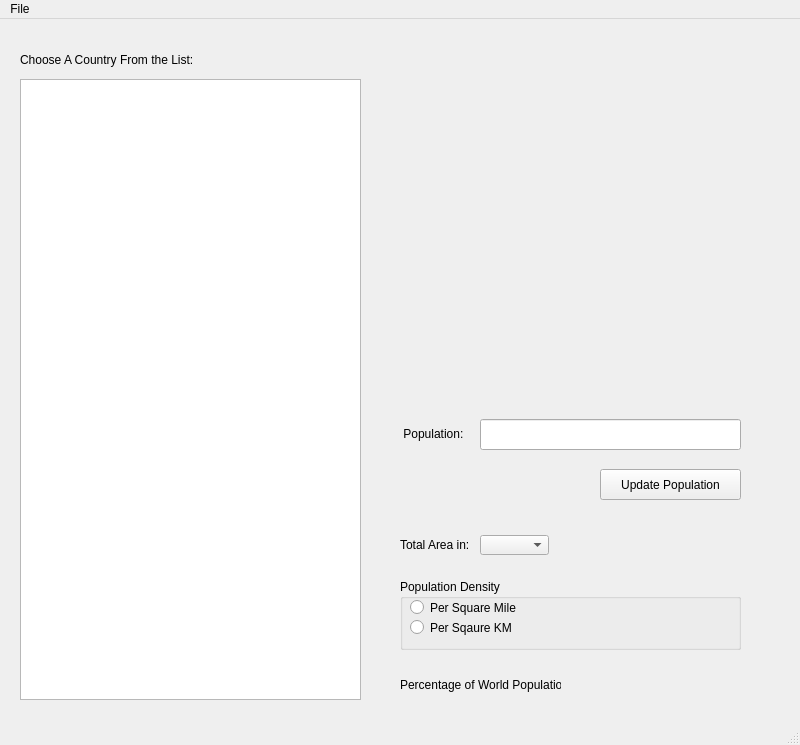
Qt form Assignments/Final_Project_Ethan_Matthews/Final_Project.ui (Ethan-Matthews/Python-Projects) before a commit.
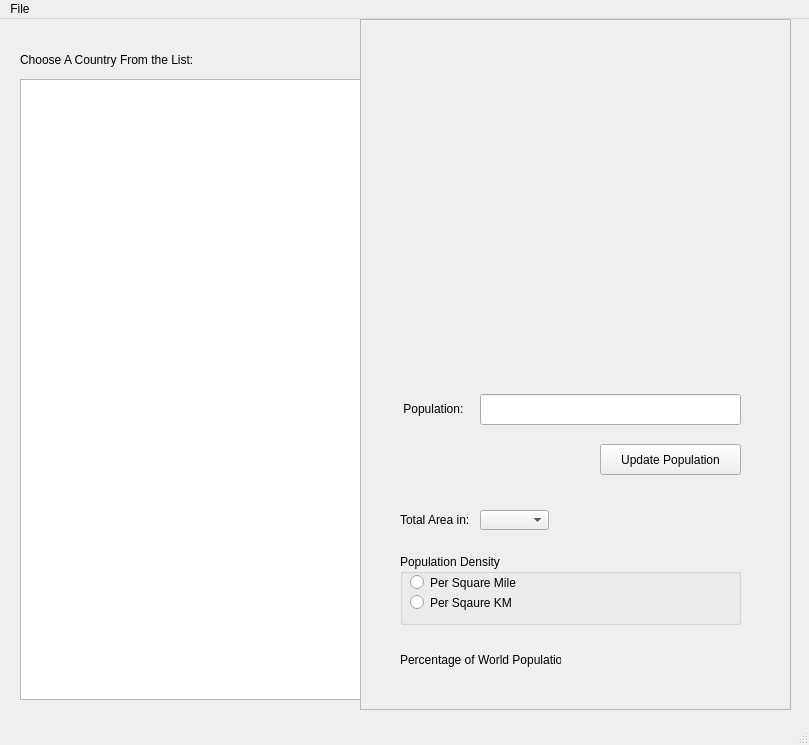
The same form after that commit.

```diff
--- a/Assignments/Final_Project_Ethan_Matthews/Final_Project.ui
+++ b/Assignments/Final_Project_Ethan_Matthews/Final_Project.ui
@@ -6,7 +6,7 @@
    <rect>
     <x>0</x>
     <y>0</y>
-    <width>800</width>
+    <width>809</width>
     <height>745</height>
    </rect>
   </property>
@@ -14,30 +14,6 @@
    <string>MainWindow</string>
   </property>
   <widget class="QWidget" name="centralwidget">
-   <widget class="QLineEdit" name="lineEditPopulation">
-    <property name="geometry">
-     <rect>
-      <x>480</x>
-      <y>400</y>
-      <width>261</width>
-      <height>31</height>
-     </rect>
-    </property>
-    <property name="styleSheet">
-     <string notr="true">border-color: rgb(255, 255, 255);
-</string>
-    </property>
-   </widget>
-   <widget class="QComboBox" name="comboBoxMilesToKM">
-    <property name="geometry">
-     <rect>
-      <x>480</x>
-      <y>516</y>
-      <width>69</width>
-      <height>20</height>
-     </rect>
-    </property>
-   </widget>
    <widget class="QLabel" name="labelCountryListTitle">
     <property name="geometry">
      <rect>
@@ -51,24 +27,95 @@
      <string>Choose A Country From the List:</string>
     </property>
    </widget>
-   <widget class="QLabel" name="labelVarTotalAreaIn">
+   <widget class="QScrollBar" name="verticalScrollBarCountryLists">
     <property name="geometry">
      <rect>
-      <x>610</x>
-      <y>510</y>
-      <width>111</width>
+      <x>340</x>
+      <y>60</y>
+      <width>21</width>
+      <height>621</height>
+     </rect>
+    </property>
+    <property name="orientation">
+     <enum>Qt::Vertical</enum>
+    </property>
+   </widget>
+   <widget class="QListWidget" name="listWidgetCountry">
+    <property name="geometry">
+     <rect>
+      <x>20</x>
+      <y>60</y>
+      <width>341</width>
+      <height>621</height>
+     </rect>
+    </property>
+   </widget>
+   <widget class="QFrame" name="frame_hider">
+    <property name="geometry">
+     <rect>
+      <x>360</x>
+      <y>0</y>
+      <width>431</width>
+      <height>691</height>
+     </rect>
+    </property>
+    <property name="frameShape">
+     <enum>QFrame::StyledPanel</enum>
+    </property>
+    <property name="frameShadow">
+     <enum>QFrame::Raised</enum>
+    </property>
+    <widget class="QLabel" name="labelPercentPop">
+     <property name="geometry">
+      <rect>
+       <x>40</x>
+       <y>630</y>
+       <width>161</width>
+       <height>21</height>
+      </rect>
+     </property>
+     <property name="text">
+      <string>Percentage of World Population:</string>
+     </property>
+    </widget>
+    <widget class="QLineEdit" name="lineEditPopulation">
+     <property name="geometry">
+      <rect>
+       <x>120</x>
+       <y>375</y>
+       <width>261</width>
       <height>31</height>
      </rect>
     </property>
+     <property name="styleSheet">
+      <string notr="true">border-color: rgb(255, 255, 255);
+</string>
+     </property>
+    </widget>
+    <widget class="QLabel" name="labelPopulation">
+     <property name="geometry">
+      <rect>
+       <x>40</x>
+       <y>374</y>
+       <width>81</width>
+       <height>31</height>
+      </rect>
+     </property>
+     <property name="autoFillBackground">
+      <bool>false</bool>
+     </property>
+     <property name="styleSheet">
+      <string notr="true"/>
+     </property>
     <property name="text">
-     <string/>
+      <string> Population:</string>
     </property>
    </widget>
    <widget class="QGroupBox" name="groupBoxPopulationDensity">
     <property name="geometry">
      <rect>
-      <x>400</x>
-      <y>560</y>
+       <x>40</x>
+       <y>535</y>
       <width>341</width>
       <height>71</height>
      </rect>
@@ -125,8 +172,8 @@
    <widget class="QLabel" name="labelFlagImage">
     <property name="geometry">
      <rect>
-      <x>450</x>
-      <y>120</y>
+       <x>90</x>
+       <y>95</y>
       <width>241</width>
       <height>201</height>
      </rect>
@@ -135,27 +182,11 @@
      <string/>
     </property>
    </widget>
-   <widget class="QLabel" name="labelPercentPopDisplay">
-    <property name="geometry">
-     <rect>
-      <x>620</x>
-      <y>654</y>
-      <width>111</width>
-      <height>21</height>
-     </rect>
-    </property>
-    <property name="styleSheet">
-     <string notr="true">color: rgb(255, 255, 255);</string>
-    </property>
-    <property name="text">
-     <string/>
-    </property>
-   </widget>
    <widget class="QPushButton" name="pushButtonUpdatePopulation">
     <property name="geometry">
      <rect>
-      <x>600</x>
-      <y>450</y>
+       <x>240</x>
+       <y>425</y>
       <width>141</width>
       <height>31</height>
      </rect>
@@ -164,43 +195,11 @@
      <string>Update Population</string>
     </property>
    </widget>
-   <widget class="QScrollBar" name="verticalScrollBarCountryLists">
-    <property name="geometry">
-     <rect>
-      <x>340</x>
-      <y>60</y>
-      <width>21</width>
-      <height>621</height>
-     </rect>
-    </property>
-    <property name="orientation">
-     <enum>Qt::Vertical</enum>
-    </property>
-   </widget>
-   <widget class="QLabel" name="labelPopulation">
-    <property name="geometry">
-     <rect>
-      <x>400</x>
-      <y>399</y>
-      <width>81</width>
-      <height>31</height>
-     </rect>
-    </property>
-    <property name="autoFillBackground">
-     <bool>false</bool>
-    </property>
-    <property name="styleSheet">
-     <string notr="true"/>
-    </property>
-    <property name="text">
-     <string> Population:</string>
-    </property>
-   </widget>
    <widget class="QLabel" name="labelTotalArea">
     <property name="geometry">
      <rect>
-      <x>400</x>
-      <y>510</y>
+       <x>40</x>
+       <y>485</y>
       <width>80</width>
       <height>31</height>
      </rect>
@@ -209,21 +208,24 @@
      <string>Total Area in:</string>
     </property>
    </widget>
-   <widget class="QListWidget" name="listWidgetCountry">
+    <widget class="QLabel" name="labelPercentPopDisplay">
     <property name="geometry">
      <rect>
-      <x>20</x>
-      <y>60</y>
-      <width>341</width>
-      <height>621</height>
-     </rect>
-    </property>
+       <x>260</x>
+       <y>629</y>
+       <width>111</width>
+       <height>21</height>
+      </rect>
+     </property>
+     <property name="text">
+      <string/>
+     </property>
    </widget>
    <widget class="QLabel" name="labelVarCountryName">
     <property name="geometry">
      <rect>
-      <x>390</x>
-      <y>45</y>
+       <x>30</x>
+       <y>20</y>
       <width>111</width>
       <height>31</height>
      </rect>
@@ -232,18 +234,29 @@
      <string/>
     </property>
    </widget>
-   <widget class="QLabel" name="labelPercentPop">
+    <widget class="QComboBox" name="comboBoxMilesToKM">
     <property name="geometry">
      <rect>
-      <x>400</x>
-      <y>655</y>
-      <width>161</width>
-      <height>21</height>
-     </rect>
-    </property>
+       <x>120</x>
+       <y>491</y>
+       <width>69</width>
+       <height>20</height>
+      </rect>
+     </property>
+    </widget>
+    <widget class="QLabel" name="labelVarTotalAreaIn">
+     <property name="geometry">
+      <rect>
+       <x>250</x>
+       <y>485</y>
+       <width>111</width>
+       <height>31</height>
+      </rect>
+     </property>
     <property name="text">
-     <string>Percentage of World Population:</string>
-    </property>
+      <string/>
+     </property>
+    </widget>
    </widget>
   </widget>
   <widget class="QMenuBar" name="menubar">
@@ -251,7 +264,7 @@
     <rect>
      <x>0</x>
      <y>0</y>
-     <width>800</width>
+     <width>809</width>
      <height>26</height>
     </rect>
    </property>
```
Left out of the diff: 6 changed lines with no effect on the pictures. Lines whose indentation alone changed are shown as unchanged.
